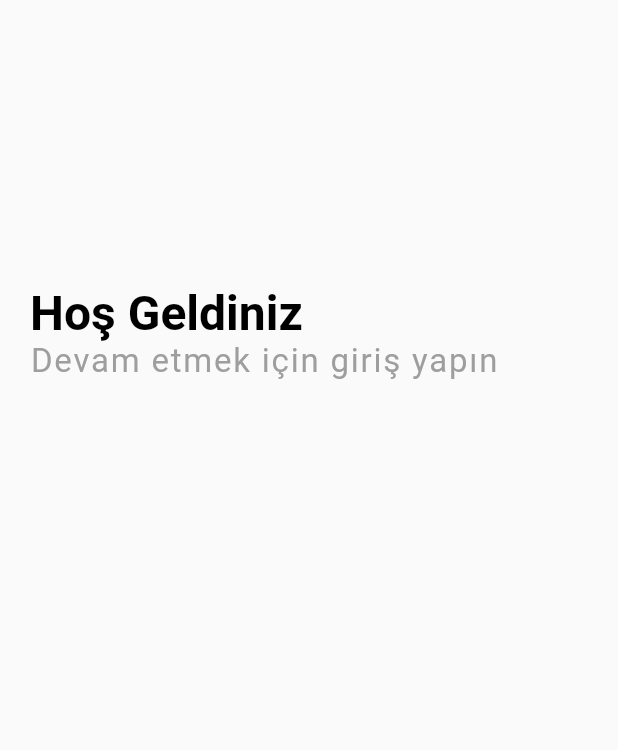
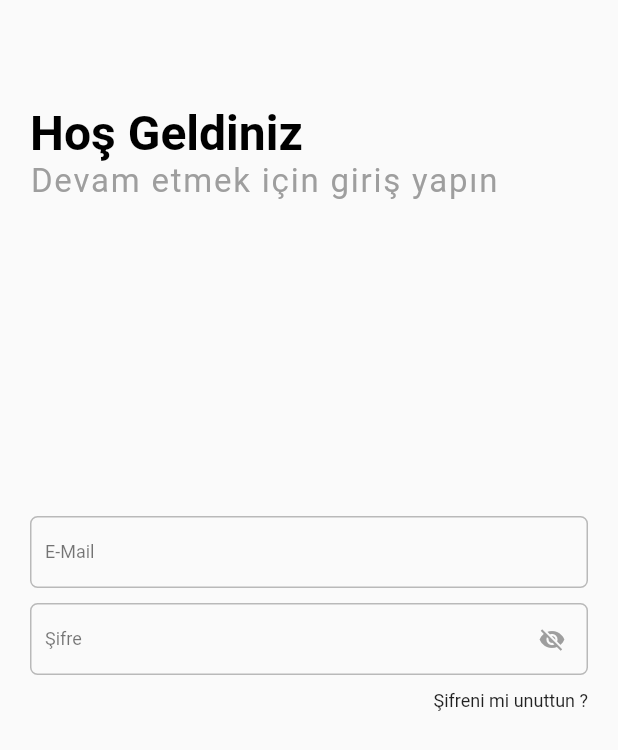
Before and after one commit to yusufakkobak34/flutter_ecommerce, a Flutter app: the screen it shows after launch, item 4 of the bottom bar chosen, after a tap on "Profil Bilgisi", on a phone screen of 412 x 824 dp. Shown: the top 750 px of the screen. Run offline on Flutter 3.47's test engine with Material 2 defaults, Android fonts, the phone set to English and light mode, and no system bars; our stand-ins replace badges, cached_network_image, carousel_slider, flutter_snake_navigationbar, get, hive and 2 more; accounts and stored records are empty; network calls fail.

Commit message:
forgot password section is added.

```diff
--- a/lib/view/account/auth/sign_in_screen.dart
+++ b/lib/view/account/auth/sign_in_screen.dart
@@ -1,4 +1,5 @@
 import 'package:flutter/material.dart';
+import 'package:flutter_ecommerce/component/input_text_field.dart';
 
 class SignInScreen extends StatelessWidget {
   const SignInScreen({super.key});
@@ -11,7 +12,7 @@ class SignInScreen extends StatelessWidget {
           padding: const EdgeInsets.symmetric(horizontal: 20),
           child: Column(
             crossAxisAlignment: CrossAxisAlignment.start,
-            children: const [
+            children: [
               Spacer(),
               Text(
                 "Hoş Geldiniz",
@@ -31,6 +32,23 @@ class SignInScreen extends StatelessWidget {
                 ),
               ),
               Spacer(flex: 3),
+              InputTextField(title: "E-Mail"),
+              SizedBox(height: 10),
+              InputTextField(title: "Şifre",obsecureText: true),
+              SizedBox(height: 10),
+              Row(
+              mainAxisAlignment: MainAxisAlignment.end,
+              children: [
+                InkWell(
+                  onTap: () {},
+                  child: const Text(
+                    "Şifreni mi unuttun ?",
+                    style: TextStyle(fontSize: 12),
+                  ),
+                ),
+              ],
+              ),
+              Spacer(flex: 5),
             ],
           ),
         ),
```
